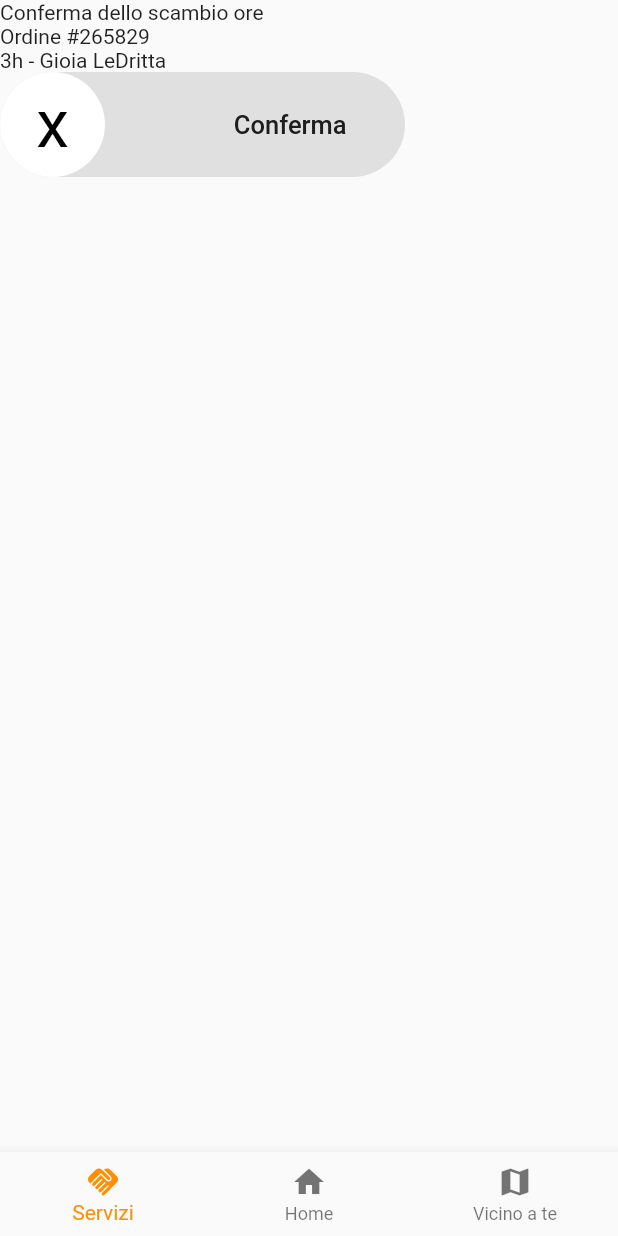
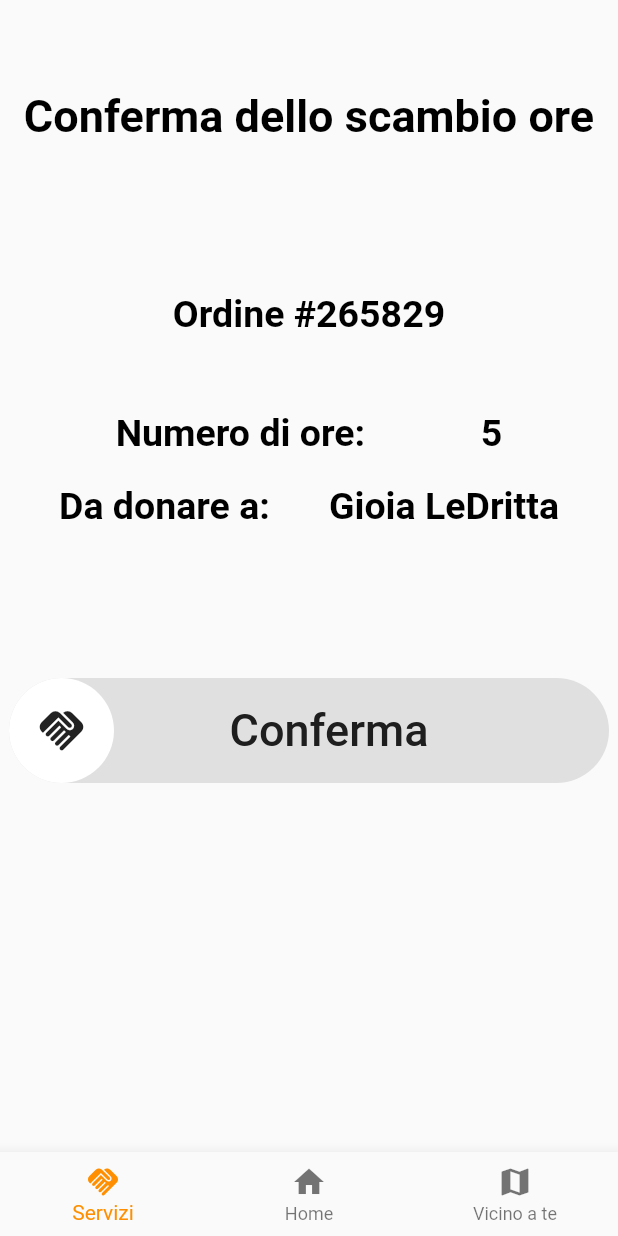
Before and after one commit to lory9894University/MyTimeTrade, a Flutter app: the Swipe screen opened by its route, on a phone screen of 412 x 824 dp. Run offline on Flutter 3.47's test engine with Material 2 defaults, Android fonts, the phone set to English and light mode, and no system bars; drawn by our look-alikes of slider_button; our stand-ins replace firebase_auth, firebase_core, firebase_database, google_sign_in; missing offline and left inert: cloud_firestore_web, firebase_auth_web, firebase_core_web, firebase_database_web, flutter_facebook_auth_web, google_sign_in_web and 1 more; accounts and stored records are empty.

Commit message:
UI dello Swipe migliorato

```diff
--- a/lib/screens/swipe.dart
+++ b/lib/screens/swipe.dart
@@ -18,49 +18,111 @@ class _SwipeState extends State<Swipe> {
     return Scaffold(
       body: Column(
         children: <Widget>[
+          Padding(padding: EdgeInsets.only(top: 60)),
+          Container(
+            child:
             Row(
-            children: <Widget>[
-              Center(
+              mainAxisAlignment: MainAxisAlignment.center,
+              children: const [
+                DefaultTextStyle(
+                  style: TextStyle(
+                    fontSize: 30.0,
+                    color: Colors.black,
+                    fontWeight: FontWeight.bold,
+                  ),
                   child: Text("Conferma dello scambio ore"),
-              )
-            ]
                 ),
+              ],
+            ),
+          ),
+          Padding(padding: EdgeInsets.only(top: 100)),
+          Container(
+            child:
             Row(
-              children: <Widget>[
-                Center(
+              mainAxisAlignment: MainAxisAlignment.center,
+              children: const [
+                DefaultTextStyle(
+                  style: TextStyle(
+                    fontSize: 25.0,
+                    color: Colors.black,
+                    fontWeight: FontWeight.bold,
+                  ),
                   child: Text("Ordine #265829"),
-                )
-              ]
                 ),
+              ],
+            ),
+          ),
+          Padding(padding: EdgeInsets.only(top: 50)),
+          Container(
+            child:
             Row(
-              children: <Widget>[
-                Text("3h "),
-                Text("- "),
-                Text("Gioia LeDritta")
-              ]
+              mainAxisAlignment: MainAxisAlignment.spaceEvenly,
+              children: const [
+                DefaultTextStyle(
+                  style: TextStyle(
+                    fontSize: 25.0,
+                    color: Colors.black,
+                    fontWeight: FontWeight.bold,
                   ),
+                  child: Text("Numero di ore:"),
+                ),
+                DefaultTextStyle(
+                  style: TextStyle(
+                    fontSize: 25.0,
+                    color: Colors.black,
+                    fontWeight: FontWeight.bold,
+                  ),
+                  child: Text("5"),
+                ),
+              ],
+            ),
+          ),
+          Padding(padding: EdgeInsets.only(top: 20)),
+          Container(
+            child:
             Row(
-              children: <Widget>[
-                Center(
-                    child: SliderButton(
+              mainAxisAlignment: MainAxisAlignment.spaceEvenly,
+              children: const [
+                DefaultTextStyle(
+                  style: TextStyle(
+                    fontSize: 25.0,
+                    color: Colors.black,
+                    fontWeight: FontWeight.bold,
+                  ),
+                  child: Text("Da donare a:"),
+                ),
+                DefaultTextStyle(
+                  style: TextStyle(
+                    fontSize: 25.0,
+                    color: Colors.black,
+                    fontWeight: FontWeight.bold,
+                  ),
+                  child: Text("Gioia LeDritta"),
+                ),
+              ],
+            ),
+          ),
+          Padding(padding: EdgeInsets.only(top: 100)),
+          Container(
+            child: Row(
+              mainAxisAlignment: MainAxisAlignment.center,
+              children: [
+                SliderButton(
+                  width: 400,
+                  highlightedColor: Colors.green,
                   action: () {
                     ///Do something here
                     Navigator.of(context).pop();
                   },
+                  alignLabel: Alignment(0.1, 0),
                   label: Text("Conferma",
                     style: TextStyle(
-                            color: Color(0xff4a4a4a), fontWeight: FontWeight.w500, fontSize: 17),
+                        color: Color(0xff4a4a4a), fontWeight: FontWeight.w500, fontSize: 30),
                   ),
-                      icon: Text("x",
-                        style: TextStyle(
-                          color: Colors.black,
-                          fontWeight: FontWeight.w400,
-                          fontSize: 44,
+                  icon: Icon(Icons.handshake, size: 35),
+                )
+              ],
             ),
-                      ),
-                    )
-                ),
-              ],
           ),
         ],
       ),
```
Lines whose indentation alone changed are shown as unchanged.
